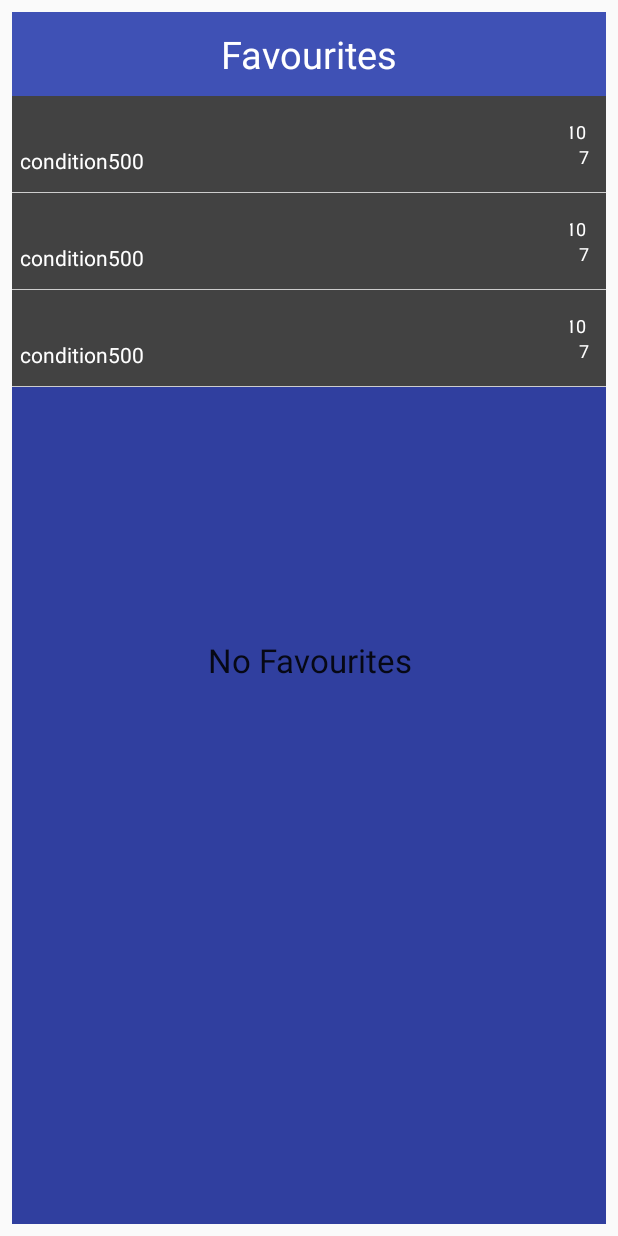
After one commit to kinshuk4/AndroidYara, an Android app: the layout favourite_widget.xml on its own in the app's theme, with its tools: preview values and no code run, on a phone screen of 412 x 824 dp. The commit adds this screen. Run offline under Robolectric (Android 15) with nearby library versions, the phone set to English and light mode, and no system bars; network calls fail.

Commit message:
Adding the widget support

```diff
--- /dev/null
+++ b/app/src/main/res/drawable/divider.xml
@@ -0,0 +1,5 @@
+<?xml version="1.0" encoding="UTF-8"?>
+<shape
+    xmlns:android="http://schemas.android.com/apk/res/android">
+    <gradient android:startColor="#ffcdcdcd" android:endColor="#ffcdcdcd" android:angle="270.0" />
+</shape>
--- /dev/null
+++ b/app/src/main/res/layout/favourite_widget.xml
@@ -0,0 +1,44 @@
+<LinearLayout xmlns:android="http://schemas.android.com/apk/res/android"
+    xmlns:tools="http://schemas.android.com/tools"
+    android:layout_width="match_parent"
+    android:layout_height="match_parent"
+    android:orientation="vertical"
+    android:padding="@dimen/widget_margin">
+
+    <FrameLayout
+        android:id="@+id/widget"
+        android:layout_width="match_parent"
+        android:layout_height="@dimen/abc_action_bar_default_height_material"
+        android:background="@color/colorPrimary">
+        <TextView
+            android:layout_width="wrap_content"
+            android:layout_height="wrap_content"
+            android:textColor="@android:color/white"
+            android:text="@string/title_favourites"
+            android:layout_gravity="center"
+            android:textSize="25sp"
+            />
+
+    </FrameLayout>
+    <FrameLayout
+        android:layout_width="match_parent"
+        android:layout_height="0dp"
+        android:layout_weight="1"
+        android:background="@color/colorPrimaryDark">
+        <ListView
+            android:id="@+id/widget_list"
+            android:layout_width="match_parent"
+            android:layout_height="match_parent"
+            android:divider="@drawable/divider"
+            android:dividerHeight="1px"
+            tools:listitem="@layout/favourite_widget_list_item"/>
+        <TextView
+            android:id="@+id/widget_empty"
+            android:layout_width="match_parent"
+            android:layout_height="match_parent"
+            android:gravity="center"
+            android:textAppearance="?android:textAppearanceLarge"
+            android:text="@string/no_favourites"/>
+    </FrameLayout>
+
+</LinearLayout>
--- /dev/null
+++ b/app/src/main/res/layout/favourite_widget_list_item.xml
@@ -0,0 +1,73 @@
+<FrameLayout xmlns:android="http://schemas.android.com/apk/res/android"
+    xmlns:tools="http://schemas.android.com/tools"
+    android:id="@+id/widget_list_item"
+    android:layout_width="match_parent"
+    android:layout_height="wrap_content"
+
+    android:background="@color/cardview_dark_background">
+
+    <LinearLayout
+        android:layout_width="match_parent"
+        android:layout_height="wrap_content"
+        android:gravity="center_vertical"
+        android:minHeight="?android:attr/listPreferredItemHeight"
+        android:orientation="horizontal"
+        android:padding="5dp"
+        android:paddingLeft="@dimen/abc_list_item_padding_horizontal_material"
+        android:paddingRight="@dimen/abc_list_item_padding_horizontal_material">
+
+
+        <LinearLayout
+            android:layout_width="0dp"
+            android:layout_height="wrap_content"
+            android:layout_weight="7"
+            android:orientation="vertical">
+
+            <TextView
+                android:id="@+id/widgetTitle"
+                android:layout_width="wrap_content"
+                android:layout_height="wrap_content"
+                android:textAppearance="@style/TextAppearance.AppCompat.Subhead"
+                android:textColor="@android:color/white" />
+
+            <TextView
+                android:id="@+id/widgeSub"
+                android:layout_width="wrap_content"
+                android:layout_height="wrap_content"
+                android:textAppearance="@style/TextAppearance.AppCompat.Body1"
+                android:textColor="@android:color/white"
+                tools:text="condition500" />
+        </LinearLayout>
+
+        <LinearLayout
+            android:layout_width="wrap_content"
+            android:layout_height="wrap_content"
+            android:orientation="vertical">
+
+            <TextView
+                android:id="@+id/widgetPoints"
+                android:layout_width="wrap_content"
+                android:layout_height="wrap_content"
+                android:layout_gravity="center"
+                android:layout_marginEnd="5dp"
+                android:layout_marginRight="5dp"
+                android:gravity="end"
+
+                android:textColor="@android:color/white"
+                android:textSize="12sp"
+                tools:text="10" />
+
+            <TextView
+                android:id="@+id/widgetComments"
+                android:layout_width="wrap_content"
+                android:layout_height="wrap_content"
+                android:layout_gravity="center"
+                android:gravity="end"
+
+                android:textColor="@android:color/white"
+                android:textSize="12sp"
+
+                tools:text="7" />
+        </LinearLayout>
+    </LinearLayout>
+</FrameLayout>
--- a/app/src/main/res/values/dimens.xml
+++ b/app/src/main/res/values/dimens.xml
@@ -6,5 +6,6 @@
     <!-- Default screen margins, per the Android Design guidelines. -->
     <dimen name="activity_horizontal_margin">16dp</dimen>
     <dimen name="activity_vertical_margin">16dp</dimen>
-<dimen name="header_image_Height">200dp</dimen>
+    <dimen name="widget_margin">8dp</dimen>
+    <dimen name="header_image_Height">200dp</dimen>
 </resources>
--- a/app/src/main/res/values/strings.xml
+++ b/app/src/main/res/values/strings.xml
@@ -49,6 +49,7 @@
 
     <string translatable="false" name="ad_unit_id">Ad publisher ID here</string>
     <string name="title_favourites">Favourites</string>
+    <string name="no_favourites">No Favourites</string>
     <string name="new_subreddit">New Subreddit</string>
     <string name="askreddit">AskReddit</string>
 
```
Also changed, not shown: app/src/main/AndroidManifest.xml (+22 -1 lines), app/src/main/java/com/udacity/yara/widget/FavouriteWidget.java (added, +74 -0 lines), app/src/main/java/com/udacity/yara/widget/FavouriteWidgetRemoteViewsService.java (added, +141 -0 lines), app/src/main/res/xml/favourite_widget_info.xml (added, +10 -0 lines), app/src/main/res/drawable/widget.png (added).
